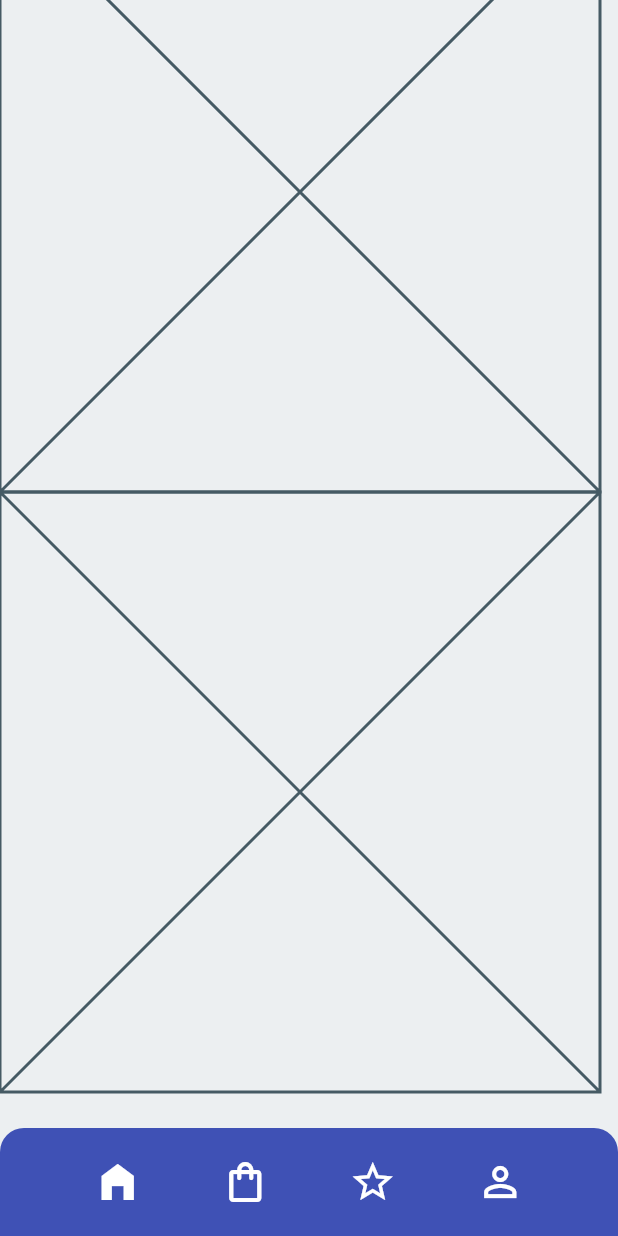
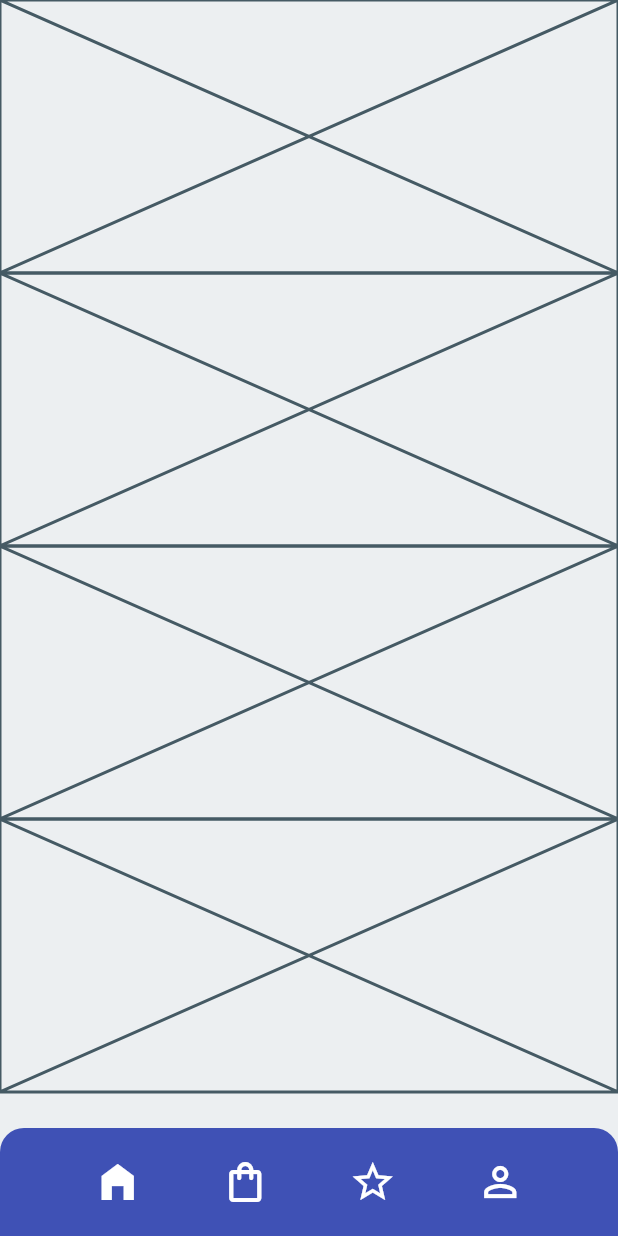
Before and after one commit to JAICHANGPARK/flutter_notebook_11th_story, a Flutter app: the screen it shows after launch, on a phone screen of 412 x 824 dp. Run offline on Flutter 3.47's test engine with Material 2 defaults, Android fonts, the phone set to English and light mode, and no system bars; our stand-ins replace backdrop, badges, flutter_inner_drawer, flutter_slidable, flutter_swiper, google_fonts.

Commit message:
Update furniture_home_page.dart

```diff
--- a/lib/ep735_furniture_app/ui/furniture_home_page.dart
+++ b/lib/ep735_furniture_app/ui/furniture_home_page.dart
@@ -14,7 +14,12 @@ class _FurnitureHomePageState extends State<FurnitureHomePage> {
       backgroundColor: Colors.blueGrey[50],
       body: Stack(
         children: [
-          Positioned(child: Column(
+          Positioned(
+            top: 0,
+            right: 0,
+            left: 0,
+            bottom: 96,
+            child: Column(
               children: [
                 Expanded(child: Placeholder()),
                 Expanded(child: Placeholder()),
@@ -22,19 +27,16 @@ class _FurnitureHomePageState extends State<FurnitureHomePage> {
                 Expanded(child: Placeholder()),
               ],
             ),
-          bottom: 96,),
+          ),
           Positioned(
               bottom: 0,
               right: 0,
               left: 0,
               child: Container(
                   height: 72,
-                  decoration: BoxDecoration(color: Colors.indigo,
-
-                  borderRadius: BorderRadius.only(
-                    topLeft: Radius.circular(16),
-                    topRight: Radius.circular(16)
-                  )),
+                  decoration: BoxDecoration(
+                      color: Colors.indigo,
+                      borderRadius: BorderRadius.only(topLeft: Radius.circular(16), topRight: Radius.circular(16))),
                   padding: EdgeInsets.symmetric(horizontal: 36),
                   child: Row(
                     mainAxisAlignment: MainAxisAlignment.spaceAround,
```
Lines whose indentation alone changed are shown as unchanged.
